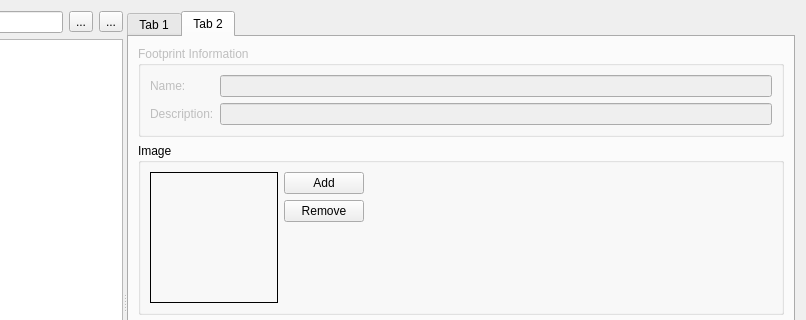
Before: the Qt Designer form src/storagemanagerform.ui in jassuncao/myparts, drawn with Qt 5; both pictures show x 167 to 973 and y 0 to 320 of the 973 by 604 pixel window.
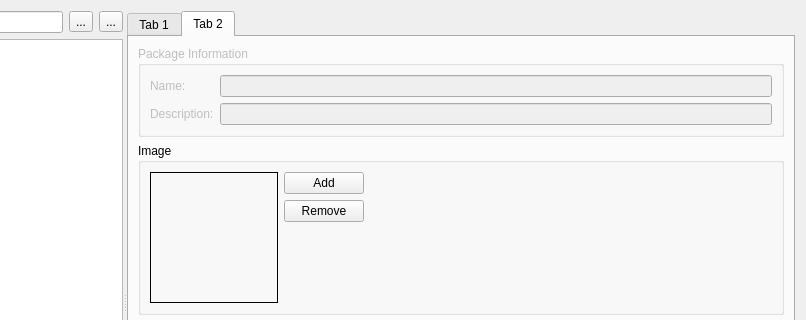
After: the same form once the commit is applied. Icons and pictures are not drawn. Custom widgets are drawn as their Qt base class.

Commit message: * Using the designation "package" instead of "footprint" * Removes the previs "part_" from some entities

```diff
--- a/src/storagemanagerform.ui
+++ b/src/storagemanagerform.ui
@@ -259,7 +259,7 @@
            <bool>false</bool>
           </property>
           <property name="title">
-           <string>Footprint Information</string>
+           <string>Package Information</string>
           </property>
           <property name="checkable">
            <bool>false</bool>
```
Left out of the diff: 6 changed lines with no effect on the pictures. The commit also changes 46 other files.
